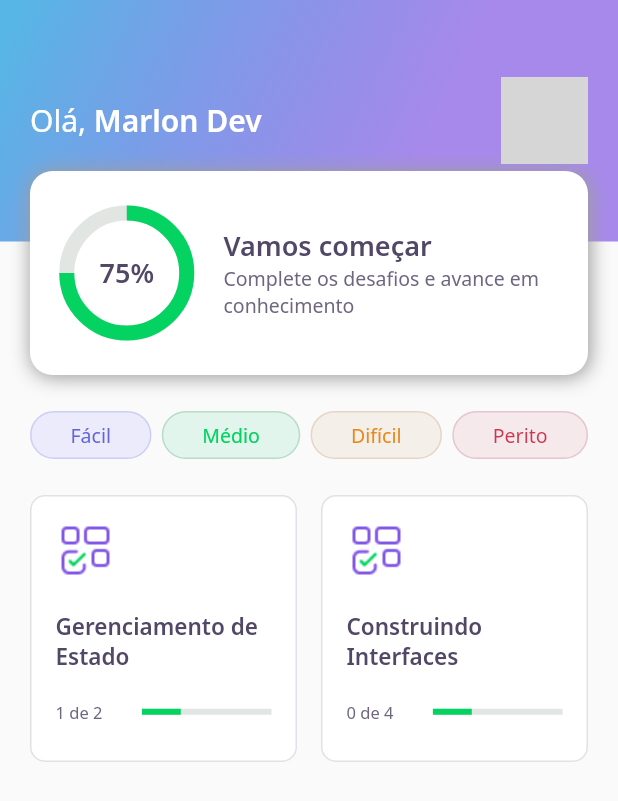
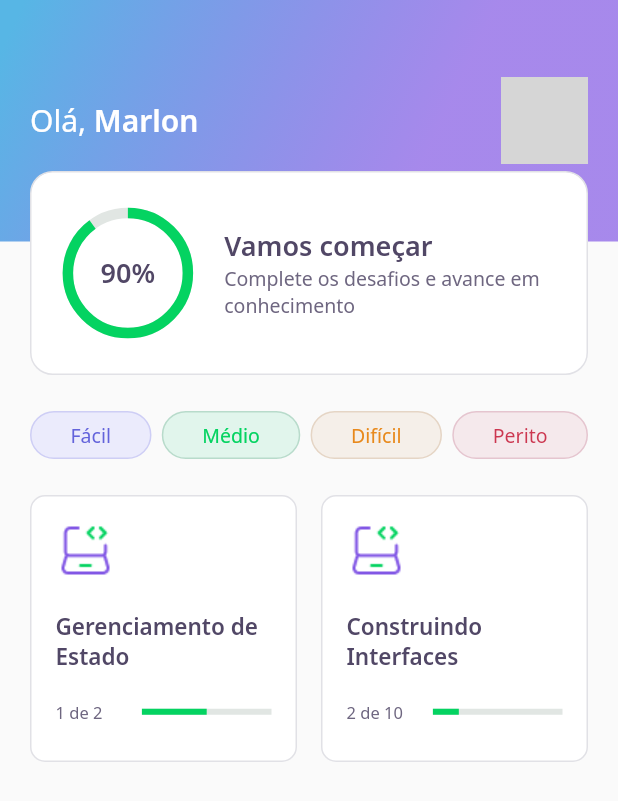
Before and after one commit to mardarc/flutter_nlw_5, a Flutter app: the screen it shows after launch, on a phone screen of 412 x 824 dp. Shown: the top 801 px of the screen. Run offline on Flutter 3.47's test engine with Material 2 defaults, Android fonts, the phone set to English and light mode, and no system bars; our stand-ins replace google_fonts; accounts and stored records are empty; network calls fail; grey boxes are pictures that could not be loaded.

```diff
--- a/database/user.json
+++ b/database/user.json
@@ -1,5 +1,5 @@
 {
-    "name": "Marlon Dev",
+    "name": "Marlon",
     "score": 90,
     "photoUrl":
           "https://assets.gitlab-static.net/uploads/-/system/user/avatar/7924633/avatar.png?width=160"
--- a/lib/home/home_page.dart
+++ b/lib/home/home_page.dart
@@ -22,7 +22,6 @@ class _HomePageState extends State<HomePage> {
 
   @override
   void initState() {
-    // TODO: implement initState
     super.initState();
 
     controller.getUser();
--- a/lib/home/widgets/appbar/app_bar_widget.dart
+++ b/lib/home/widgets/appbar/app_bar_widget.dart
@@ -44,7 +44,8 @@ class AppBarWidget extends PreferredSize {
                     ),
                   ),
                   Align(
-                      alignment: Alignment(0.0, 1.0), child: ScoreCardWidget())
+                      alignment: Alignment(0.0, 1.0),
+                      child: ScoreCardWidget(user: user))
                 ],
               ),
             ));
--- a/lib/home/widgets/chart/chart_widget.dart
+++ b/lib/home/widgets/chart/chart_widget.dart
@@ -1,9 +1,11 @@
 import 'package:DevQuiz/core/core.dart';
+import 'package:DevQuiz/shared/models/user_model.dart';
 
 import 'package:flutter/material.dart';
 
 class ChartWidget extends StatelessWidget {
-  const ChartWidget({Key? key}) : super(key: key);
+  final UserModel user;
+  const ChartWidget({Key? key, required this.user}) : super(key: key);
 
   @override
   Widget build(BuildContext context) {
@@ -17,8 +19,8 @@ class ChartWidget extends StatelessWidget {
               height: 80,
               width: 80,
               child: CircularProgressIndicator(
-                strokeWidth: 10,
-                value: 0.75,
+                strokeWidth: 7,
+                value: user.score / 100,
                 backgroundColor: AppColors.chartSecondary,
                 valueColor:
                     AlwaysStoppedAnimation<Color>(AppColors.chartPrimary),
@@ -27,7 +29,7 @@ class ChartWidget extends StatelessWidget {
           ),
           Center(
             child: Text(
-              "75%",
+              "${user.score}%",
               style: AppTextStyles.heading,
             ),
           )
--- a/lib/home/widgets/quiz_card/quiz_card_widget.dart
+++ b/lib/home/widgets/quiz_card/quiz_card_widget.dart
@@ -5,12 +5,12 @@ import 'package:flutter/material.dart';
 class QuizCardWidget extends StatelessWidget {
   final String title;
   final String completed;
+  final double percent;
 
-  final double percent;
   const QuizCardWidget({
     Key? key,
     required this.title,
-    this.completed = "0",
+    required this.completed,
     required this.percent,
   }) : super(key: key);
 
@@ -31,7 +31,7 @@ class QuizCardWidget extends StatelessWidget {
           Container(
             height: 40,
             width: 40,
-            child: Image.asset(AppImages.blocks),
+            child: Image.asset(AppImages.laptop),
           ),
           SizedBox(
             height: 20,
@@ -54,7 +54,9 @@ class QuizCardWidget extends StatelessWidget {
               ),
               Expanded(
                 flex: 3,
-                child: ProgressIndicatorWidget(value: percent),
+                child: ProgressIndicatorWidget(
+                  value: percent,
+                ),
               )
             ],
           )
--- a/lib/home/widgets/score_card/score_card_widget.dart
+++ b/lib/home/widgets/score_card/score_card_widget.dart
@@ -1,5 +1,6 @@
 import 'package:DevQuiz/home/widgets/chart/chart_widget.dart';
 import 'package:DevQuiz/core/core.dart';
+import 'package:DevQuiz/shared/models/user_model.dart';
 import 'package:flutter/material.dart';
 
 import '../../../core/app_colors.dart';
@@ -7,7 +8,8 @@ import '../../../core/app_colors.dart';
 import '../../../core/core.dart';
 
 class ScoreCardWidget extends StatelessWidget {
-  const ScoreCardWidget({Key? key}) : super(key: key);
+  final UserModel user;
+  const ScoreCardWidget({Key? key, required this.user}) : super(key: key);
 
   @override
   Widget build(BuildContext context) {
@@ -18,20 +20,18 @@ class ScoreCardWidget extends StatelessWidget {
         decoration: BoxDecoration(
           color: AppColors.white,
           borderRadius: BorderRadius.circular(15),
-          boxShadow: [
-            BoxShadow(
-                color: Colors.grey,
-                offset: Offset(1, 1),
-                blurRadius: 10,
-                spreadRadius: .5)
-          ],
+          border: Border.fromBorderSide(
+            BorderSide(
+              color: AppColors.border,
+            ),
+          ),
         ),
         child: Padding(
           padding: const EdgeInsets.symmetric(horizontal: 24),
           child: Row(
             crossAxisAlignment: CrossAxisAlignment.center,
             children: [
-              Expanded(flex: 1, child: ChartWidget()),
+              Expanded(flex: 1, child: ChartWidget(user: user)),
               Expanded(
                 flex: 3,
                 child: Padding(
--- a/lib/shared/models/answer_model.dart
+++ b/lib/shared/models/answer_model.dart
@@ -16,7 +16,7 @@ class AnswerModel {
   factory AnswerModel.fromMap(Map<String, dynamic> map) {
     return AnswerModel(
       title: map['title'],
-      isRight: map['isRight'],
+      isRight: map['isRight'] ?? false,
     );
   }
 
--- a/lib/shared/widgets/progress_indicator/progress_indicator_widget.dart
+++ b/lib/shared/widgets/progress_indicator/progress_indicator_widget.dart
@@ -9,7 +9,7 @@ class ProgressIndicatorWidget extends StatelessWidget {
   @override
   Widget build(BuildContext context) {
     return LinearProgressIndicator(
-      value: 0.3,
+      value: value,
       backgroundColor: AppColors.chartSecondary,
       valueColor: AlwaysStoppedAnimation<Color>(AppColors.chartPrimary),
     );
```
Also changed, not shown: database/quizzes.json (+6 -8 lines), lib/home/home_controller.dart (+6 -113 lines).
